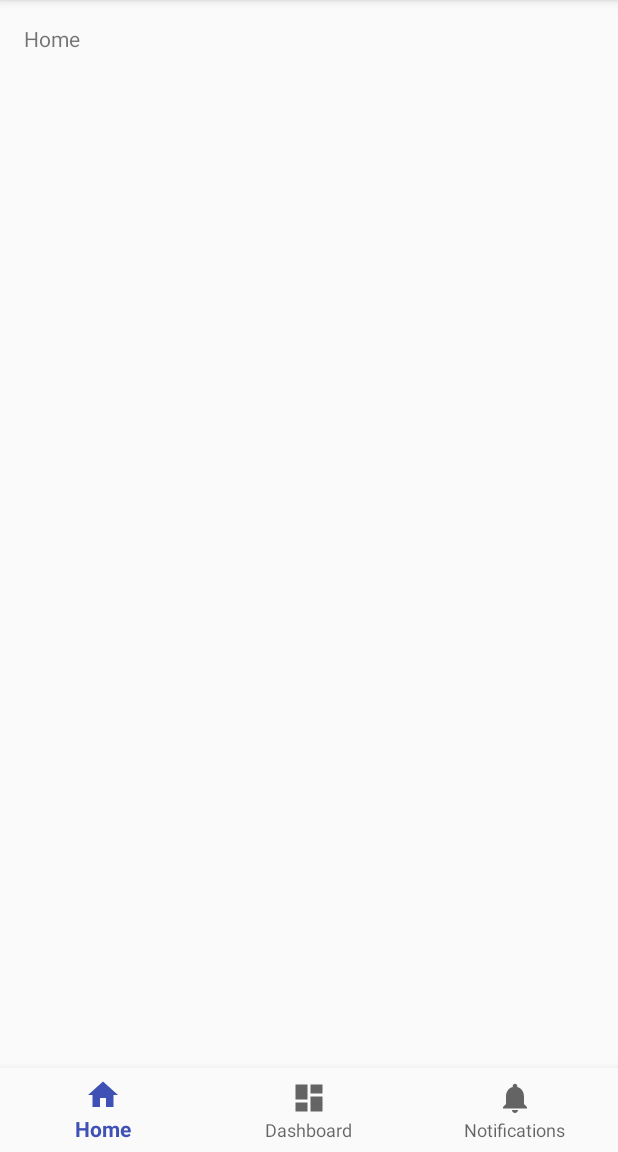
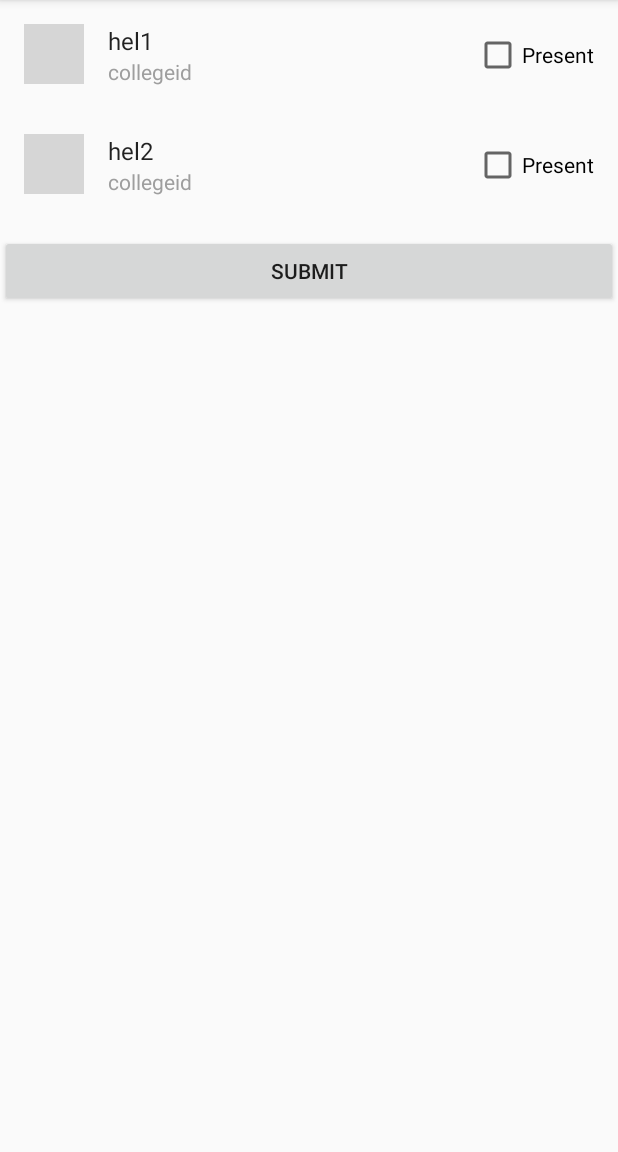
Before and after one commit to sahilayank91/DigitalClassroom, an Android app: the screen it shows after launch once a user with an empty profile is signed in (MainActivity before the commit, TakeAttendance after it), on a phone screen of 412 x 824 dp, the part 84-1236 px from its top. Run offline under Robolectric (Android 15) with nearby library versions, the phone set to English and light mode, and no system bars; our stand-ins replace Firebase (no records; nobody signed in at launch, a user with empty details on screens opened directly), Picasso; 2 statements that could not run were skipped; grey boxes are pictures that could not be loaded.

Commit message:
Attendence submittion is complete, create activity for anlysing attendance

```diff
--- a/app/build.gradle
+++ b/app/build.gradle
@@ -41,4 +41,5 @@ dependencies {
 }
 
 
+
 apply plugin: 'com.google.gms.google-services'
--- a/app/src/main/AndroidManifest.xml
+++ b/app/src/main/AndroidManifest.xml
@@ -37,7 +37,8 @@
         <activity
             android:name=".ui.RegisterActivity"
             android:label="@string/title_activity_register" />
-        <activity android:name=".ui.TakeAttendence"></activity>
+        <activity android:name=".ui.TakeAttendance" />
+        <activity android:name=".ui.AnalyseAttendance"></activity>
     </application>
 
 </manifest>
--- a/app/src/main/java/com/example/sahil/digitalclassroom/adapter/TakeAttendenceAdapter.java
+++ b/app/src/main/java/com/example/sahil/digitalclassroom/adapter/TakeAttendanceAdapter.java
@@ -1,6 +1,7 @@
 package com.example.sahil.digitalclassroom.adapter;
 
 import android.support.v7.widget.RecyclerView;
+import android.util.Log;
 import android.view.LayoutInflater;
 import android.view.View;
 import android.view.ViewGroup;
@@ -11,15 +12,27 @@ import com.example.sahil.digitalclassroom.R;
 import com.example.sahil.digitalclassroom.model.User;
 import com.squareup.picasso.Picasso;
 import java.util.ArrayList;
+import java.util.Arrays;
+import java.util.Collections;
 import java.util.List;
 
 
-public class TakeAttendenceAdapter extends RecyclerView.Adapter<TakeAttendenceAdapter.MyViewHolder>{
 
-    private List<User> Members_of_group;
 
-    public TakeAttendenceAdapter(ArrayList<User> Members_of_group){
+public class TakeAttendanceAdapter extends RecyclerView.Adapter<TakeAttendanceAdapter.MyViewHolder>{
+
+    public  List<Boolean> ispresent_array;
+    static public Boolean[] present_array;
+    private ArrayList<User> Members_of_group;
+
+    public TakeAttendanceAdapter(ArrayList<User> Members_of_group){
         this.Members_of_group = Members_of_group;
+//        List<Boolean> list=new ArrayList<Boolean>(Arrays.asList(new Boolean[Members_of_group.size()]));
+//        Collections.fill(list, Boolean.TRUE);
+        present_array = new Boolean[Members_of_group.size()];
+        for(int i=0;i<Members_of_group.size();i++){
+            present_array[i] = false;
+        }
     }
 
     public class MyViewHolder extends RecyclerView.ViewHolder {
@@ -38,13 +51,13 @@ public class TakeAttendenceAdapter extends RecyclerView.Adapter<TakeAttendenceAd
     @Override
     public MyViewHolder onCreateViewHolder(ViewGroup parent, int viewType) {
         View itemView = LayoutInflater.from(parent.getContext())
-                .inflate(R.layout.item_list_take_attendence, parent, false);
+                .inflate(R.layout.item_list_take_attendance, parent, false);
 
         return new MyViewHolder(itemView);
     }
 
     @Override
-    public void onBindViewHolder(MyViewHolder holder, int position) {
+    public void onBindViewHolder(MyViewHolder holder, final int position) {
         User user = Members_of_group.get(position);
         holder.StudentName.setText(user.getName());
         holder.StudentId.setText(user.getCollege_id());
@@ -56,7 +69,10 @@ public class TakeAttendenceAdapter extends RecyclerView.Adapter<TakeAttendenceAd
             @Override
             public void onClick(View v) {
                 boolean checked = ((CheckBox) v).isChecked();
-                ((CheckBox) v).setChecked(!checked);
+                ((CheckBox) v).setChecked(checked);
+//                Boolean a = ispresent_array.get(position);
+                present_array[position] = checked;
+                Log.e("assign", String.valueOf(present_array[position]));
             }
         });
     }
--- a/app/src/main/java/com/example/sahil/digitalclassroom/ui/MainActivity.java
+++ b/app/src/main/java/com/example/sahil/digitalclassroom/ui/MainActivity.java
@@ -1,5 +1,6 @@
 package com.example.sahil.digitalclassroom.ui;
 
+import android.content.Intent;
 import android.os.Bundle;
 import android.support.annotation.NonNull;
 import android.support.design.widget.BottomNavigationView;
@@ -43,6 +44,10 @@ public class MainActivity extends AppCompatActivity {
         mTextMessage = (TextView) findViewById(R.id.message);
         BottomNavigationView navigation = (BottomNavigationView) findViewById(R.id.navigation);
         navigation.setOnNavigationItemSelectedListener(mOnNavigationItemSelectedListener);
+
+        Intent intent = new Intent(this,TakeAttendance.class);
+        startActivity(intent);
+
     }
 
 }
--- /dev/null
+++ b/app/src/main/java/com/example/sahil/digitalclassroom/ui/TakeAttendance.java
@@ -0,0 +1,85 @@
+package com.example.sahil.digitalclassroom.ui;
+
+import android.support.v7.app.AppCompatActivity;
+import android.os.Bundle;
+import android.support.v7.widget.DefaultItemAnimator;
+import android.support.v7.widget.LinearLayoutManager;
+import android.support.v7.widget.RecyclerView;
+import android.util.Log;
+import android.view.View;
+import android.widget.Button;
+
+import com.example.sahil.digitalclassroom.R;
+import com.example.sahil.digitalclassroom.adapter.TakeAttendanceAdapter;
+import com.example.sahil.digitalclassroom.model.Attendence;
+import com.example.sahil.digitalclassroom.model.User;
+import com.google.firebase.database.DatabaseReference;
+import com.google.firebase.database.FirebaseDatabase;
+
+import java.util.ArrayList;
+import java.util.List;
+
+import static com.example.sahil.digitalclassroom.adapter.TakeAttendanceAdapter.present_array;
+
+public class TakeAttendance extends AppCompatActivity {
+    private ArrayList<User> Members;
+    public  List<Boolean> ispresent_array;
+    private RecyclerView recyclerView;
+    private TakeAttendanceAdapter mAdapter;
+    private Button submitButton;
+    private Attendence submitAttendence;
+
+    @Override
+    protected void onCreate(Bundle savedInstanceState) {
+        super.onCreate(savedInstanceState);
+        setContentView(R.layout.activity_take_attendance);
+
+        Members = PopulateSample();//for populating sample data
+        submitButton = (Button) findViewById(R.id.submit_attendance);
+
+        recyclerView = (RecyclerView) findViewById(R.id.list_attendance);
+
+
+
+        mAdapter = new TakeAttendanceAdapter(Members);//Provide Members List
+        RecyclerView.LayoutManager mLayoutManager = new LinearLayoutManager(getApplicationContext());
+        recyclerView.setLayoutManager(mLayoutManager);
+        recyclerView.setItemAnimator(new DefaultItemAnimator());
+        recyclerView.setAdapter(mAdapter);
+
+        submitButton.setOnClickListener(new View.OnClickListener() {
+            @Override
+            public void onClick(View v) {
+                createAttendance(Members);
+            }
+        });
+    }
+
+    public ArrayList<User> PopulateSample(){
+        ArrayList<User> Members = new ArrayList<>();
+        User user = new User("hello@gmail.com","hel1","00","ph","otp","department","id1","collegeid",2,"helo");
+        Members.add(user);
+        user = new User("2nd user @gmail.com","hel2","00","ph","otp","department","id2","collegeid",2,"helo");
+        Members.add(user);
+        return Members;
+    }
+
+    public void createAttendance(ArrayList<User> Members){
+        submitAttendence = new Attendence();
+        submitAttendence.setGroup_id("iiitk cse 3rd year english");
+        submitAttendence.setTaken_by("teacher_id");
+        long time = System.currentTimeMillis();
+        submitAttendence.setDate(time);
+        for (int i=0; i<Members.size();i++){
+            submitAttendence.setUser_id(Members.get(i).get_id());
+            submitAttendence.setIs_present(present_array[i]);
+
+            FirebaseDatabase database = FirebaseDatabase.getInstance();
+            DatabaseReference myRef = database.getReference("/attendance");
+            DatabaseReference newref = myRef.push();
+            newref.setValue(submitAttendence);
+
+        }
+
+    }
+}
--- /dev/null
+++ b/app/src/main/res/layout/activity_take_attendance.xml
@@ -0,0 +1,25 @@
+<?xml version="1.0" encoding="utf-8"?>
+<RelativeLayout xmlns:android="http://schemas.android.com/apk/res/android"
+    xmlns:app="http://schemas.android.com/apk/res-auto"
+    xmlns:tools="http://schemas.android.com/tools"
+    android:layout_width="match_parent"
+    android:layout_height="match_parent"
+    tools:context="com.example.sahil.digitalclassroom.ui.TakeAttendance">
+
+
+    <android.support.v7.widget.RecyclerView
+        android:id="@+id/list_attendance"
+        android:layout_width="match_parent"
+        android:layout_height="wrap_content"
+        android:scrollbars="vertical" >
+    </android.support.v7.widget.RecyclerView>
+
+    <Button
+        android:id="@+id/submit_attendance"
+        android:layout_width="match_parent"
+        android:layout_height="wrap_content"
+        android:layout_below="@+id/list_attendance"
+        android:layout_marginTop="10dp"
+        android:text="Submit" />
+
+</RelativeLayout>
```
Also changed, not shown: app/src/main/java/com/example/sahil/digitalclassroom/adapter/AnalyseAttendanceAdapter.java (added, +73 -0 lines), app/src/main/java/com/example/sahil/digitalclassroom/model/Attendence.java (+42 -12 lines), app/src/main/java/com/example/sahil/digitalclassroom/ui/AnalyseAttendance.java (added, +92 -0 lines), app/src/main/java/com/example/sahil/digitalclassroom/ui/TakeAttendence.java (deleted, +0 -34 lines), app/src/main/res/layout/activity_analyse_attendance.xml (added, +53 -0 lines), app/src/main/res/layout/activity_take_attendence.xml (deleted, +0 -15 lines), app/src/main/res/layout/list_analyse_attendance.xml (added, +57 -0 lines), app/src/main/res/layout/item_list_take_attendance.xml (renamed from app/src/main/res/layout/item_list_take_attendence.xml).
